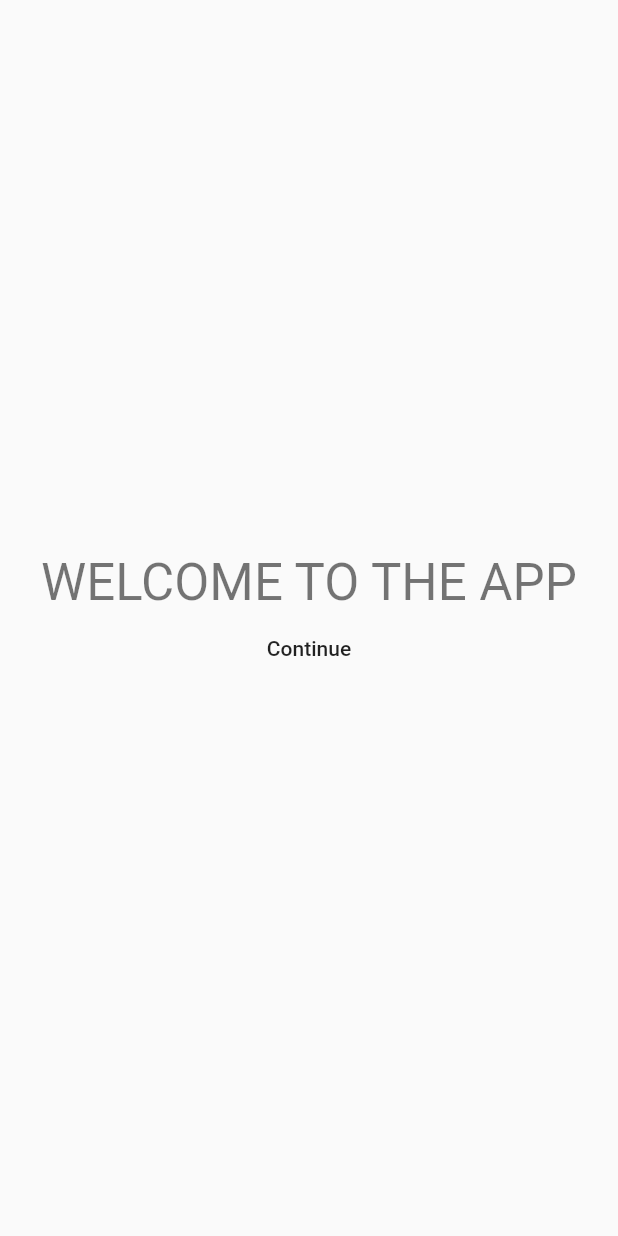
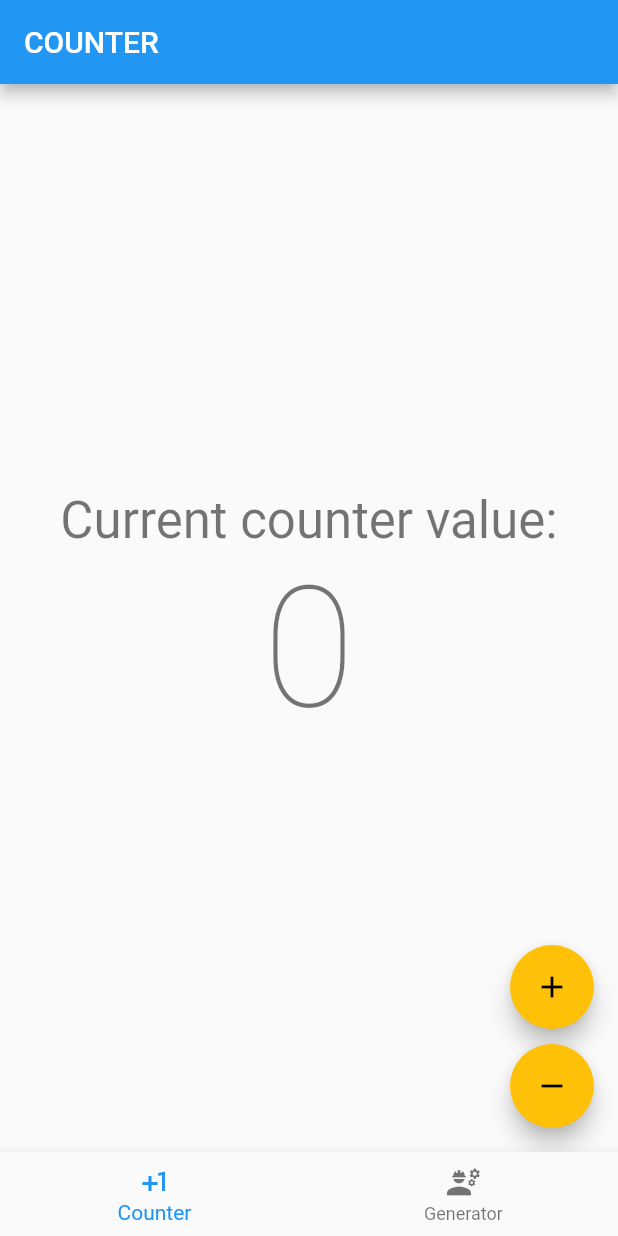
Before and after one commit to despiad/clean-architecture-template, a Flutter app: the screen it shows after launch, after a tap on "Continue", on a phone screen of 412 x 824 dp. Run offline on Flutter 3.47's test engine with Material 2 defaults, Android fonts, the light colour scheme and no system bars; our stand-ins replace auto_route, bloc, dartz, flutter_bloc, get_it, injectable and 1 more.

Commit message:
feat: add counter example feature

```diff
--- a/lib/core/modules/third_party_injectable_module.dart
+++ b/lib/core/modules/third_party_injectable_module.dart
@@ -3,5 +3,6 @@ import 'package:shared_preferences/shared_preferences.dart';
 
 @module
 abstract class ThirdPartyInjectableModule {
+  @preResolve
   Future<SharedPreferences> get sharedPreferences => SharedPreferences.getInstance();
 }
--- a/lib/core/router/router.dart
+++ b/lib/core/router/router.dart
@@ -8,10 +8,10 @@ import 'package:injectable/injectable.dart';
 @MaterialAutoRouter(
   replaceInRouteName: 'Page,Route',
   routes: <AutoRoute>[
-    AutoRoute(initial: true, page: GreeterPage),
+    AutoRoute(path: '/', page: GreeterPage),
     AutoRoute(
       page: HomePage,
-      maintainState: true,
+      initial: true,
       children: [
         AutoRoute(page: CounterPage),
         AutoRoute(page: NicknameGeneratorPage),
--- /dev/null
+++ b/lib/features/counter/data/datasources/counter_local_data_source.dart
@@ -0,0 +1,34 @@
+import 'package:injectable/injectable.dart';
+import 'package:shared_preferences/shared_preferences.dart';
+
+import '../../../../core/error/exceptions.dart';
+
+abstract class CounterLocalDataSource {
+  Future<int> getCachedCounterValue();
+
+  Future<void> cacheCounterValue(int value);
+}
+
+const CACHED_COUNTER_VALUE = 'CACHED_COUNTER_VALUE';
+
+@LazySingleton(as: CounterLocalDataSource)
+class CounterLocalDataSourceImpl implements CounterLocalDataSource {
+  final SharedPreferences sharedPreferences;
+
+  CounterLocalDataSourceImpl(this.sharedPreferences);
+
+  @override
+  Future<void> cacheCounterValue(int value) {
+    return sharedPreferences.setInt(CACHED_COUNTER_VALUE, value);
+  }
+
+  @override
+  Future<int> getCachedCounterValue() {
+    final value = sharedPreferences.getInt(CACHED_COUNTER_VALUE);
+    if (value != null) {
+      return Future.value(value);
+    } else {
+      throw CacheException();
+    }
+  }
+}
--- /dev/null
+++ b/lib/features/counter/data/repositories/counter_repository_impl.dart
@@ -0,0 +1,34 @@
+import 'package:clean_architecture_template/core/error/exceptions.dart';
+import 'package:clean_architecture_template/core/error/failures.dart';
+import 'package:clean_architecture_template/core/usecases/usecase.dart';
+import 'package:clean_architecture_template/features/counter/data/datasources/counter_local_data_source.dart';
+import 'package:clean_architecture_template/features/counter/domain/repositories/counter_repository.dart';
+import 'package:dartz/dartz.dart';
+import 'package:injectable/injectable.dart';
+
+@LazySingleton(as: CounterRepository)
+class CounterRepositoryImpl implements CounterRepository {
+  final CounterLocalDataSource counterLocalDataSource;
+
+  CounterRepositoryImpl(this.counterLocalDataSource);
+
+  @override
+  Future<Either<Failure, int>> getCounterValue() async {
+    try {
+      final value = await counterLocalDataSource.getCachedCounterValue();
+      return Right(value);
+    } on CacheException {
+      return Left(CacheFailure());
+    }
+  }
+
+  @override
+  Future<Either<Failure, NoParams>> saveCounterValue(int value) async {
+    try {
+      await counterLocalDataSource.cacheCounterValue(value);
+      return Right(NoParams());
+    } on CacheException {
+      return Left(CacheFailure());
+    }
+  }
+}
--- /dev/null
+++ b/lib/features/counter/domain/repositories/counter_repository.dart
@@ -0,0 +1,9 @@
+import 'package:clean_architecture_template/core/error/failures.dart';
+import 'package:clean_architecture_template/core/usecases/usecase.dart';
+import 'package:dartz/dartz.dart';
+
+abstract class CounterRepository {
+  Future<Either<Failure, int>> getCounterValue();
+
+  Future<Either<Failure, NoParams>> saveCounterValue(int value);
+}
--- /dev/null
+++ b/lib/features/counter/domain/usecases/get_counter_value_use_case.dart
@@ -0,0 +1,17 @@
+import 'package:clean_architecture_template/core/error/failures.dart';
+import 'package:clean_architecture_template/core/usecases/usecase.dart';
+import 'package:clean_architecture_template/features/counter/domain/repositories/counter_repository.dart';
+import 'package:dartz/dartz.dart';
+import 'package:injectable/injectable.dart';
+
+@LazySingleton()
+class GetCounterValueUseCase implements UseCase<int, NoParams> {
+  final CounterRepository counterRepository;
+
+  GetCounterValueUseCase(this.counterRepository);
+
+  @override
+  Future<Either<Failure, int>> call(NoParams params) async {
+    return await counterRepository.getCounterValue();
+  }
+}
--- /dev/null
+++ b/lib/features/counter/domain/usecases/save_counter_value_use_case.dart
@@ -0,0 +1,17 @@
+import 'package:clean_architecture_template/core/error/failures.dart';
+import 'package:clean_architecture_template/core/usecases/usecase.dart';
+import 'package:clean_architecture_template/features/counter/domain/repositories/counter_repository.dart';
+import 'package:dartz/dartz.dart';
+import 'package:injectable/injectable.dart';
+
+@LazySingleton()
+class SaveCounterValueUseCase implements UseCase<NoParams, int> {
+  final CounterRepository counterRepository;
+
+  SaveCounterValueUseCase(this.counterRepository);
+
+  @override
+  Future<Either<Failure, NoParams>> call(int params) async {
+    return await counterRepository.saveCounterValue(params);
+  }
+}
--- /dev/null
+++ b/lib/features/counter/presentation/bloc/counter_bloc.dart
@@ -0,0 +1,69 @@
+import 'dart:async';
+
+import 'package:bloc/bloc.dart';
+import 'package:clean_architecture_template/core/error/exceptions.dart';
+import 'package:clean_architecture_template/core/usecases/usecase.dart';
+import 'package:clean_architecture_template/features/counter/domain/usecases/get_counter_value_use_case.dart';
+import 'package:clean_architecture_template/features/counter/domain/usecases/save_counter_value_use_case.dart';
+import 'package:injectable/injectable.dart';
+import 'package:meta/meta.dart';
+
+part 'counter_event.dart';
+
+part 'counter_state.dart';
+
+const String CACHE_FAILURE_MESSAGE = 'Cache Failure';
+
+@injectable
+class CounterBloc extends Bloc<CounterEvent, CounterState> {
+  final GetCounterValueUseCase _getCounterUseCase;
+  final SaveCounterValueUseCase _saveCounterValueUseCase;
+
+  CounterBloc(this._saveCounterValueUseCase, this._getCounterUseCase)
+      : super(CounterLoadingState());
+
+  @override
+  Stream<CounterState> mapEventToState(
+    CounterEvent event,
+  ) async* {
+    if (event is FetchCounterEvent)
+      yield* _mapFetchCounterEventToState(event);
+    else if (event is IncrementCounterEvent)
+      yield* _mapIncrementCounterEventToState(state);
+    else if (event is DecrementCounterEvent)
+      yield* _mapDecrementCounterEventToState(state);
+  }
+
+  Stream<CounterState> _mapFetchCounterEventToState(
+      FetchCounterEvent event) async* {
+    final value = await _getCounterUseCase.call(NoParams());
+    yield value.fold(
+      (l) => CounterChangedState(0),
+      (r) => CounterChangedState(r),
+    );
+  }
+
+  Stream<CounterState> _mapIncrementCounterEventToState(
+      CounterState state) async* {
+    if (state is CounterChangedState) {
+      final value = state.value + 1;
+      final result = await _saveCounterValueUseCase.call(value);
+      yield result.fold(
+        (l) => CounterErrorState(CACHE_FAILURE_MESSAGE),
+        (r) => CounterChangedState(value),
+      );
+    }
+  }
+
+  Stream<CounterState> _mapDecrementCounterEventToState(
+      CounterState state) async* {
+    if (state is CounterChangedState) {
+      final value = state.value - 1;
+      final result = await _saveCounterValueUseCase.call(value);
+      yield result.fold(
+        (l) => CounterErrorState(CACHE_FAILURE_MESSAGE),
+        (r) => CounterChangedState(value),
+      );
+    }
+  }
+}
--- /dev/null
+++ b/lib/features/counter/presentation/bloc/counter_event.dart
@@ -0,0 +1,10 @@
+part of 'counter_bloc.dart';
+
+@immutable
+abstract class CounterEvent {}
+
+class FetchCounterEvent extends CounterEvent {}
+
+class IncrementCounterEvent extends CounterEvent {}
+
+class DecrementCounterEvent extends CounterEvent {}
--- /dev/null
+++ b/lib/features/counter/presentation/bloc/counter_state.dart
@@ -0,0 +1,18 @@
+part of 'counter_bloc.dart';
+
+@immutable
+abstract class CounterState {}
+
+class CounterLoadingState extends CounterState {}
+
+class CounterChangedState extends CounterState {
+  final int value;
+
+  CounterChangedState(this.value);
+}
+
+class CounterErrorState extends CounterState{
+  final String message;
+
+  CounterErrorState(this.message);
+}
--- a/lib/features/counter/presentation/pages/counter_page.dart
+++ b/lib/features/counter/presentation/pages/counter_page.dart
@@ -1,10 +1,17 @@
+import 'dart:developer';
+
+import 'package:clean_architecture_template/features/counter/presentation/bloc/counter_bloc.dart';
+import 'package:clean_architecture_template/features/counter/presentation/widgets/counter_view.dart';
+import 'package:clean_architecture_template/injection.dart';
 import 'package:flutter/material.dart';
+import 'package:flutter_bloc/flutter_bloc.dart';
 
 class CounterPage extends StatelessWidget {
   @override
   Widget build(BuildContext context) {
-    return Scaffold(
-      body: Center(child: Text('COUNTER')),
+    return BlocProvider(
+      create: (_) => getIt<CounterBloc>()..add(FetchCounterEvent()),
+      child: CounterView(),
     );
   }
 }
--- /dev/null
+++ b/lib/features/counter/presentation/widgets/counter_view.dart
@@ -0,0 +1,74 @@
+import 'package:clean_architecture_template/features/counter/presentation/bloc/counter_bloc.dart';
+import 'package:flutter/material.dart';
+import 'package:flutter_bloc/flutter_bloc.dart';
+
+class CounterView extends StatelessWidget {
+  final GlobalKey<ScaffoldMessengerState> _scaffoldMessengerKey =
+      GlobalKey<ScaffoldMessengerState>();
+
+  @override
+  Widget build(BuildContext context) {
+    return ScaffoldMessenger(
+      key: _scaffoldMessengerKey,
+      child: Scaffold(
+        appBar: AppBar(
+          title: Text('COUNTER'),
+        ),
+        body: BlocConsumer<CounterBloc, CounterState>(
+          listener: (blocContext, state) {
+            if (state is CounterErrorState) {
+              _scaffoldMessengerKey.currentState!
+                  .showSnackBar(SnackBar(content: Text(state.message)));
+            }
+          },
+          builder: (blocContext, state) {
+            if (state is CounterLoadingState) {
+              return Center(
+                child: CircularProgressIndicator(),
+              );
+            } else if (state is CounterChangedState) {
+              return Center(
+                child: Column(
+                  mainAxisAlignment: MainAxisAlignment.center,
+                  children: [
+                    Text(
+                      'Current counter value:',
+                      style: Theme.of(context).textTheme.headline4,
+                    ),
+                    Text(
+                      '${state.value}',
+                      style: Theme.of(context).textTheme.headline1,
+                    )
+                  ],
+                ),
+              );
+            }
+            return Container();
+          },
+        ),
+        floatingActionButton: Column(
+          mainAxisAlignment: MainAxisAlignment.end,
+          children: [
+            FloatingActionButton(
+              child: Icon(Icons.add),
+              heroTag: 'inc',
+              onPressed: () {
+                context.read<CounterBloc>().add(IncrementCounterEvent());
+              },
+            ),
+            const SizedBox(
+              height: 10,
+            ),
+            FloatingActionButton(
+              child: Icon(Icons.remove),
+              heroTag: 'dec',
+              onPressed: () {
+                context.read<CounterBloc>().add(DecrementCounterEvent());
+              },
+            ),
+          ],
+        ),
+      ),
+    );
+  }
+}
--- a/lib/features/greeter/presentation/pages/greeter_page.dart
+++ b/lib/features/greeter/presentation/pages/greeter_page.dart
@@ -1,6 +1,9 @@
-import 'package:clean_architecture_template/core/router/router.gr.dart';
-import 'package:clean_architecture_template/injection.dart';
+import 'package:auto_route/auto_route.dart';
+
 import 'package:flutter/material.dart';
+
+import '../../../../core/router/router.gr.dart';
+import '../../../../core/router/router.gr.dart';
 
 class GreeterPage extends StatelessWidget {
   @override
@@ -12,11 +15,11 @@ class GreeterPage extends StatelessWidget {
           children: [
             Text(
               'WELCOME TO THE APP',
-              style: Theme.of(context).textTheme.headline4,
+              style: Theme.of(context).textTheme.headline5,
             ),
             TextButton(
               onPressed: () {
-                AppRouter().push(HomeRoute());
+                context.router.replace(HomeRoute());
               },
               child: Text(
                 'Continue',
--- a/lib/main.dart
+++ b/lib/main.dart
@@ -16,15 +16,12 @@ class MyApp extends StatelessWidget {
   @override
   Widget build(BuildContext context) {
     return MaterialApp.router(
+      theme: ThemeData(
+        primaryColor: Colors.blue,
+        accentColor: Colors.amber,
+      ),
       title: 'Clean Architecture Template',
-      routerDelegate: AutoRouterDelegate.declarative(
-        _appRouter,
-        routes: (context) {
-          return [
-            GreeterRoute(),
-          ];
-        },
-      ),
+      routerDelegate: _appRouter.delegate(),
       routeInformationParser: _appRouter.defaultRouteParser(),
       builder: (_, router) => router!,
     );
```
Also changed, not shown: lib/core/router/router.gr.dart, lib/injection.config.dart, pubspec.lock, 6 other files.
